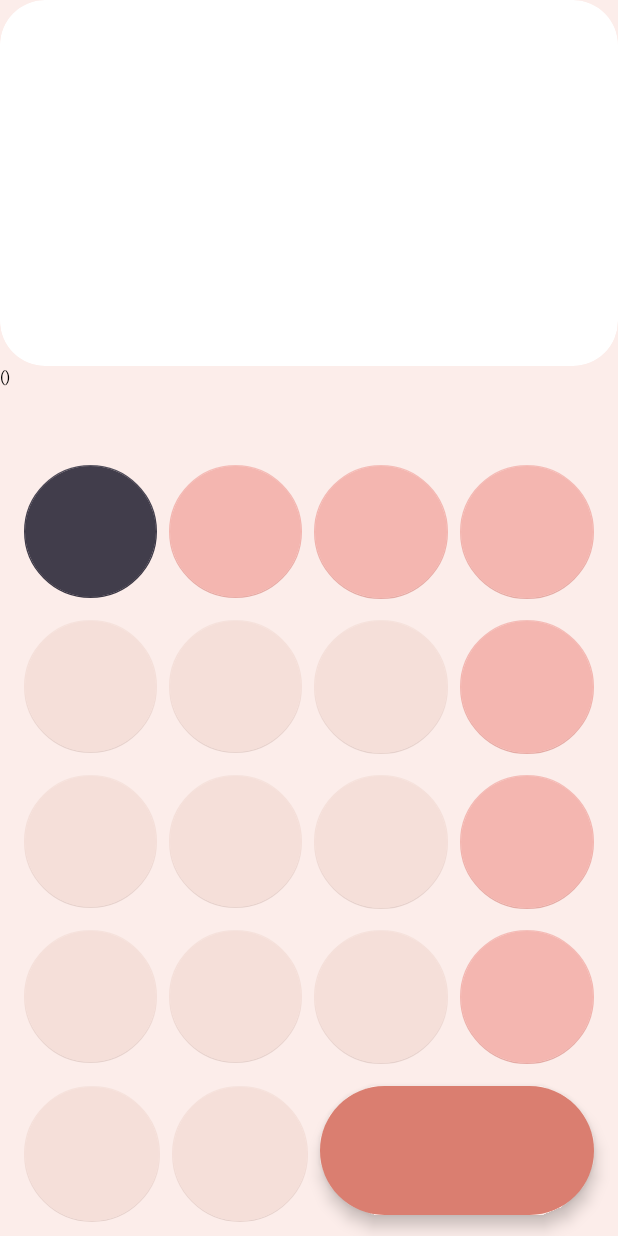
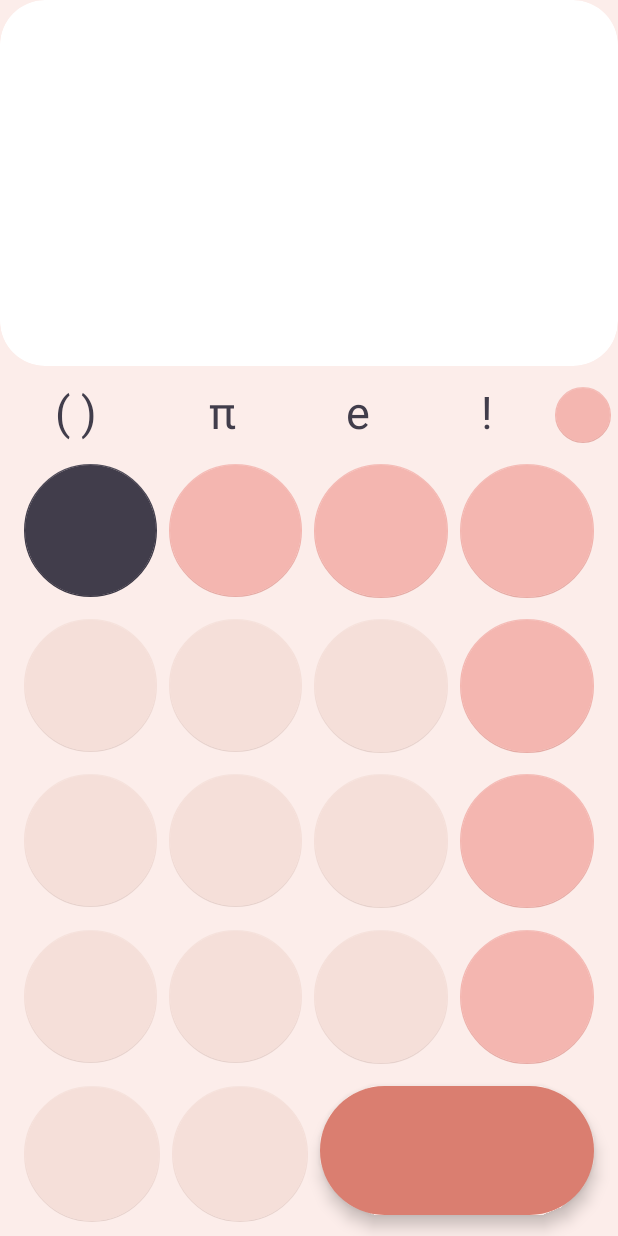
Before and after one commit to Harsh8833/Calculator, an Android app: the screen it shows after launch (MainActivity), on a phone screen of 412 x 824 dp. Run offline under Robolectric (Android 15) with nearby library versions, the phone set to English and light mode, and no system bars.

Commit message:
row 1 fixed

```diff
--- a/app/src/main/res/layout/activity_main.xml
+++ b/app/src/main/res/layout/activity_main.xml
@@ -29,17 +29,62 @@
         android:layout_width="match_parent"
         android:layout_height="0dp"
         android:orientation="horizontal"
-        android:layout_weight=".3">
+        android:layout_weight=".25"
+        android:layout_marginTop="10dp">
 
         <TextView
             android:layout_width="wrap_content"
             android:layout_height="wrap_content"
             android:layout_weight=".2"
-            android:gravity="center_vertical"
-            android:text="()"
-            android:textSize="10dp"
-            android:textAppearance="?attr/textAppearanceBodyLarge"
+            android:gravity="center"
+            android:text="( )"
+            android:textSize="30dp"
+            android:textColor="@color/pie_color"
+            android:textAppearance="?attr/textAppearanceDisplayMedium"
             />
+        <TextView
+            android:layout_width="wrap_content"
+            android:layout_height="wrap_content"
+            android:layout_weight=".2"
+            android:gravity="center"
+
+            android:text="π"
+            android:textSize="30dp"
+            android:textColor="@color/pie_color"
+            android:textAppearance="?attr/textAppearanceDisplayMedium"
+            />
+
+        <TextView
+            android:layout_width="wrap_content"
+            android:layout_height="wrap_content"
+            android:layout_weight=".2"
+            android:gravity="center"
+            android:text="e"
+            android:textSize="30dp"
+            android:textColor="@color/pie_color"
+            android:textAppearance="?attr/textAppearanceDisplayMedium"
+            />
+
+        <TextView
+            android:layout_width="wrap_content"
+            android:layout_height="wrap_content"
+            android:layout_weight=".2"
+            android:gravity="center"
+            android:text="!"
+            android:textSize="30dp"
+            android:textColor="@color/pie_color"
+            android:textAppearance="?attr/textAppearanceDisplayMedium"
+            />
+
+        <com.google.android.material.floatingactionbutton.FloatingActionButton
+            android:id="@+id/log_key"
+            android:layout_width="0dp"
+            android:layout_height="match_parent"
+            android:layout_weight=".1"
+            android:layout_margin="4dp"
+            app:backgroundTint="@color/dark_pink"
+            app:elevation="0dp">
+        </com.google.android.material.floatingactionbutton.FloatingActionButton>
 
 
 
--- a/app/src/main/res/values/colors.xml
+++ b/app/src/main/res/values/colors.xml
@@ -13,6 +13,8 @@
     <color name="dark_pink">#F4B6B0</color>
     <color name="light_pink">#F5DFD9</color>
     <color name="equal_button">#DA7E70</color>
+    <color name="pie_color">#413D4B</color>
+    <color name="up_down">#F6D8D8</color>
 
 
 </resources>
```
